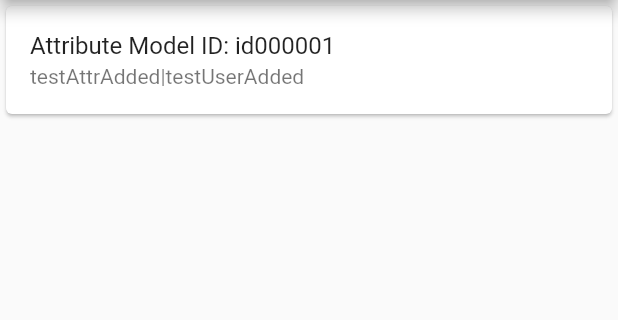
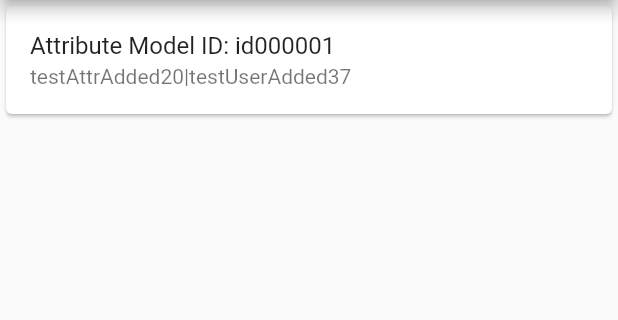
Before and after one commit to anqi0103/Bridge, a Flutter app: the TestModelScreen screen opened directly, after a tap on "Add", on a phone screen of 412 x 824 dp, the part 84-404 px from its top. Run offline on Flutter 3.47's test engine with Material 2 defaults, Android fonts, the phone set to English and light mode, and no system bars; our stand-ins replace cloud_firestore, firebase_core; accounts and stored records are empty.

Commit message:
refactor attributes and test code

```diff
--- a/lib/models/attributes.dart
+++ b/lib/models/attributes.dart
@@ -14,9 +14,13 @@ class Attributes {
   }
 
   void addAttribute() {
-    FirebaseFirestore.instance.collection('attributes').add({
+    getAttributeCollection().add({
       'attributeName' : attributeName,
       'username' : username,
     });
   }
+
+  static CollectionReference getAttributeCollection() {
+    return FirebaseFirestore.instance.collection('attributes');
+  }
 }
--- a/lib/screens/test_model_screen.dart
+++ b/lib/screens/test_model_screen.dart
@@ -1,5 +1,6 @@
 import 'package:flutter/material.dart';
 import 'package:cloud_firestore/cloud_firestore.dart';
+import 'dart:math';
 
 import '../models/attributes.dart';
 
@@ -13,7 +14,7 @@ class TestModelScreen extends StatefulWidget {
 class _TestModelScreenState extends State<TestModelScreen> {
   @override
   Widget build(BuildContext context) {
-    CollectionReference attributes = FirebaseFirestore.instance.collection('attributes');
+    var attributes = Attributes.getAttributeCollection();
 
     return Scaffold(
       appBar: AppBar(
@@ -51,8 +52,11 @@ class _TestModelScreenState extends State<TestModelScreen> {
       ),
       floatingActionButton: FloatingActionButton(
         onPressed: () {
-        Attributes attribute = Attributes(attributeName: "testAttrAdded", username: "testUserAdded");
-        attribute.addAttribute();
+        var random = Random();
+        var randomNum = random.nextInt(100);
+        var randomNum2 = random.nextInt(100);
+        Attributes attributeHardCodedExample = Attributes(attributeName: "testAttrAdded"+ randomNum.toString(), username: "testUserAdded" + randomNum2.toString());
+        attributeHardCodedExample.addAttribute();
       },
 
       child: const Text('Add'),
```
